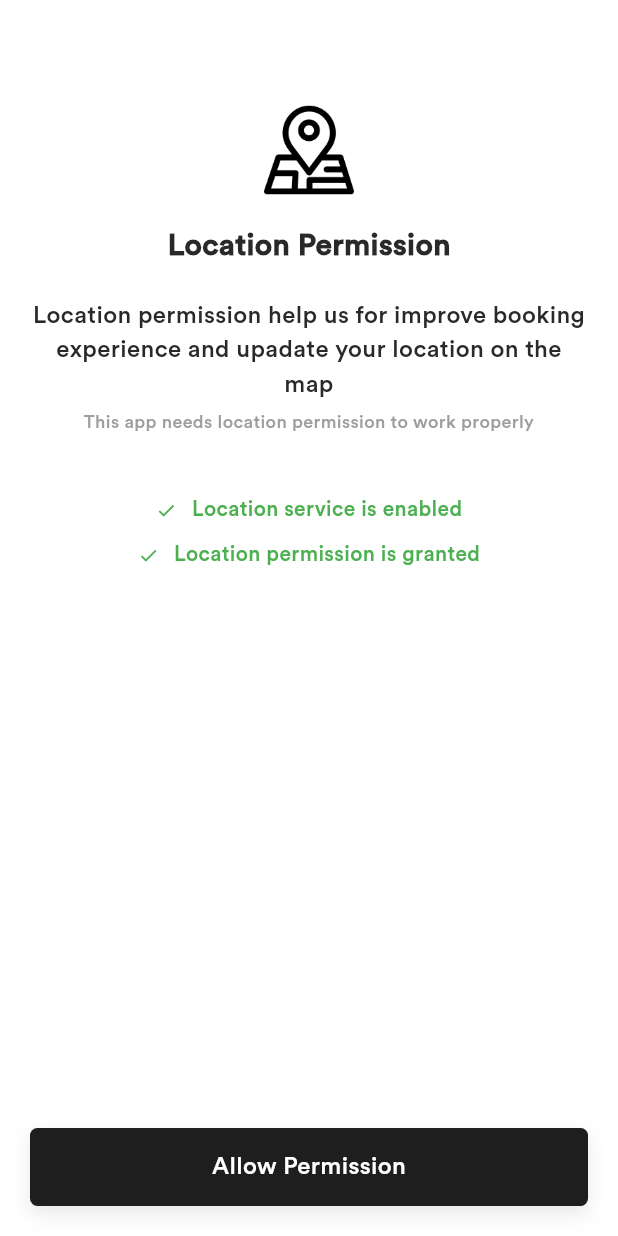
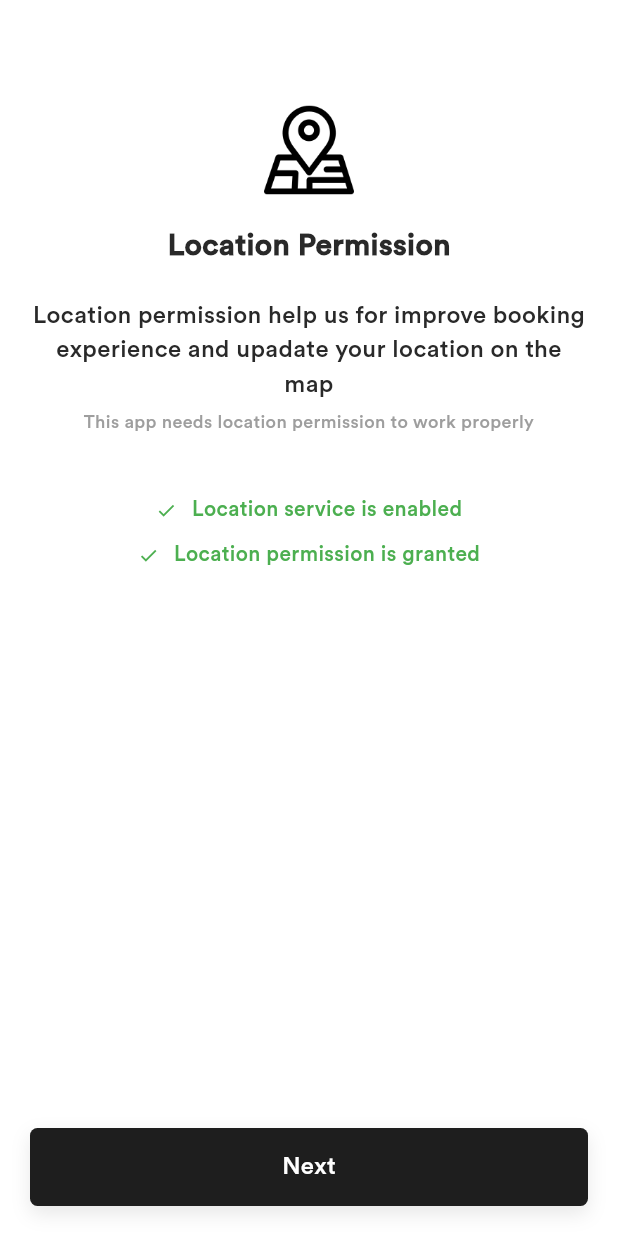
Before and after one commit to Pranabesh279/skykraft, a Flutter app: the LocationPermissionView screen opened by its route, on a phone screen of 412 x 824 dp. Run offline on Flutter 3.47's test engine with Material 3 defaults, Android fonts, the phone set to English and light mode, and no system bars; our stand-ins replace calendar_date_picker2, cloud_firestore, firebase_auth, firebase_core, firebase_storage, get and 2 more; missing offline and left inert: flutter_advanced_avatar, geocoder2, random_avatar, super_cupertino_navigation_bar; accounts and stored records are empty.

Commit message:
chore: Update location permission strings, version number, and dependencies

```diff
--- a/lib/app/modules/locationPermission/views/location_permission_view.dart
+++ b/lib/app/modules/locationPermission/views/location_permission_view.dart
@@ -146,7 +146,7 @@ class LocationPermissionView extends GetView<LocationPermissionController> {
                     },
                     padding: const EdgeInsets.symmetric(horizontal: 20),
                     child: const Text(
-                      'Allow Permission',
+                      'Next',
                       style: TextStyle(
                         color: Colors.white,
                         fontSize: 16,
```
Also changed, not shown: pubspec.yaml (+8 -8 lines), firebase.json, lib/firebase_options.dart, 6 other files.
